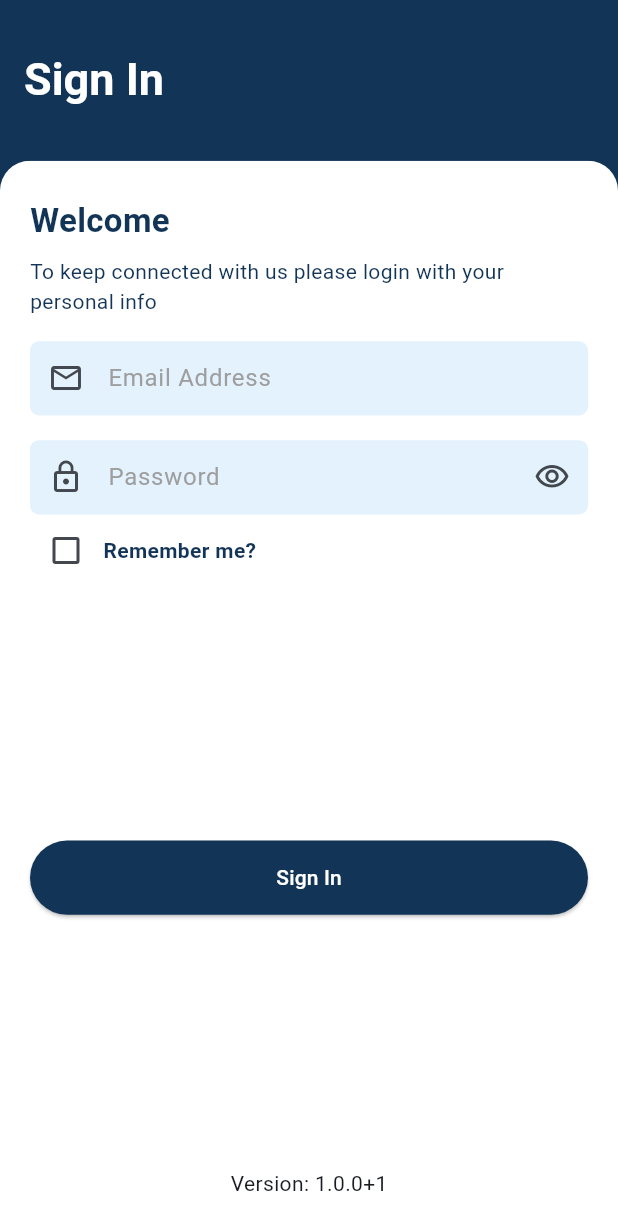
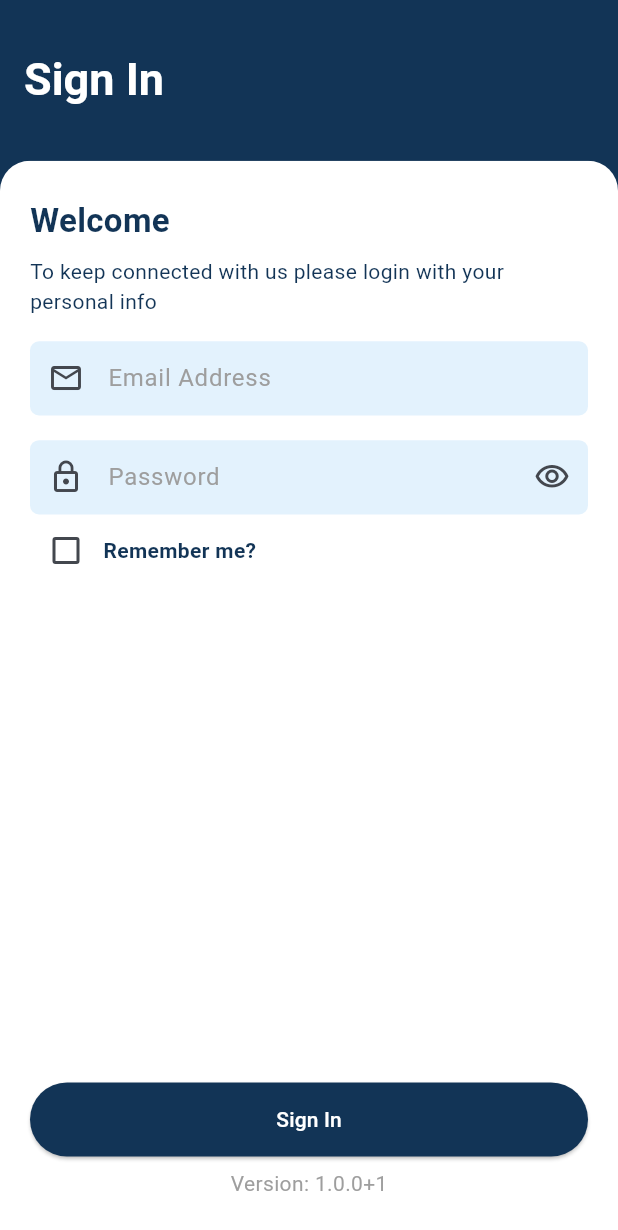
Before and after one commit to Priyanka-2209/TCP-IP_Vtrack4U, a Flutter app: the screen it shows after launch, on a phone screen of 412 x 824 dp. Shown: the top 1230 px of the screen. Run offline on Flutter 3.47's test engine with Material 3 defaults, Android fonts, the phone set to English and light mode, and no system bars; our stand-ins replace dio, package_info_plus, shared_preferences; missing offline and left inert: flutter_searchable_dropdown.

Commit message:
Revert "first commit"
This reverts commit 0958e895f143f8be0683749c2f0cca99af3b729f.

# Conflicts:
#	android/app/src/main/AndroidManifest.xml
#	android/app/src/main/res/mipmap-hdpi/ic_launcher.png
#	android/app/src/main/res/mipmap-mdpi/ic_launcher.png
#	android/app/src/main/res/mipmap-xhdpi/ic_launcher.png
#	android/app/src/main/res/mipmap-xxhdpi/ic_launcher.png
#	android/app/src/main/res/mipmap-xxxhdpi/ic_launcher.png
#	assets/icon/icon.png
#	assets/images/splash_image.png
#	ios/Runner/Assets.xcassets/AppIcon.appiconset/Icon-App-1024x1024@1x.png
#	ios/Runner/Assets.xcassets/AppIcon.appiconset/Icon-App-20x20@1x.png
#	ios/Runner/Assets.xcassets/AppIcon.appiconset/Icon-App-20x20@2x.png
#	ios/Runner/Assets.xcassets/AppIcon.appiconset/Icon-App-20x20@3x.png
#	ios/Runner/Assets.xcassets/AppIcon.appiconset/Icon-App-29x29@1x.png
#	ios/Runner/Assets.xcassets/AppIcon.appiconset/Icon-App-29x29@2x.png
#	ios/Runner/Assets.xcassets/AppIcon.appiconset/Icon-App-29x29@3x.png
#	ios/Runner/Assets.xcassets/AppIcon.appiconset/Icon-App-40x40@1x.png
#	ios/Runner/Assets.xcassets/AppIcon.appiconset/Icon-App-40x40@2x.png
#	ios/Runner/Assets.xcassets/AppIcon.appiconset/Icon-App-40x40@3x.png
#	ios/Runner/Assets.xcassets/AppIcon.appiconset/Icon-App-60x60@2x.png
#	ios/Runner/Assets.xcassets/AppIcon.appiconset/Icon-App-60x60@3x.png
#	ios/Runner/Assets.xcassets/AppIcon.appiconset/Icon-App-76x76@1x.png
#	ios/Runner/Assets.xcassets/AppIcon.appiconset/Icon-App-76x76@2x.png
#	ios/Runner/Assets.xcassets/AppIcon.appiconset/Icon-App-83.5x83.5@2x.png
#	lib/custom_feild/CustomTextFeild.dart
#	lib/main.dart
#	lib/screens/login.dart
#	lib/screens/tcp_connection.dart
#	lib/services/logout_service.dart
#	lib/services/user_service.dart
#	lib/services/vehicle_service.dart
#	linux/flutter/generated_plugin_registrant.cc
#	linux/flutter/generated_plugins.cmake
#	macos/Flutter/GeneratedPluginRegistrant.swift
#	pubspec.lock
#	pubspec.yaml
#	windows/flutter/generated_plugin_registrant.cc
#	windows/flutter/generated_plugins.cmake

```diff
--- a/lib/screens/login.dart
+++ b/lib/screens/login.dart
@@ -266,6 +266,9 @@ class _LoginState extends State<Login> {
                 ),
               ],
             ),
+            Column(
+              crossAxisAlignment: CrossAxisAlignment.center,
+              children: [
                 SizedBox(
                   width: screenWidth * 0.95,
                   height: screenHeight * 0.06,
@@ -310,7 +313,11 @@ class _LoginState extends State<Login> {
                           ),
                   ),
                 ),
-            Text('Version: $appVersion')
+                SizedBox(height: screenHeight * 0.01,),
+                Text('Version: $appVersion', style: TextStyle(color: Colors.grey),)
+              ],
+            ),
+
           ],
         ),
       ),
--- a/lib/screens/tcp_connection.dart
+++ b/lib/screens/tcp_connection.dart
@@ -574,6 +574,7 @@ class _TcpConnectionState extends State<TcpConnection> {
 
         // close socket code
         await transactionUpdate(id, status = 'Success');
+
       } else {
         SnackBarUtil.showSnackBar(
           context: context,
```
Lines whose indentation alone changed are shown as unchanged.
